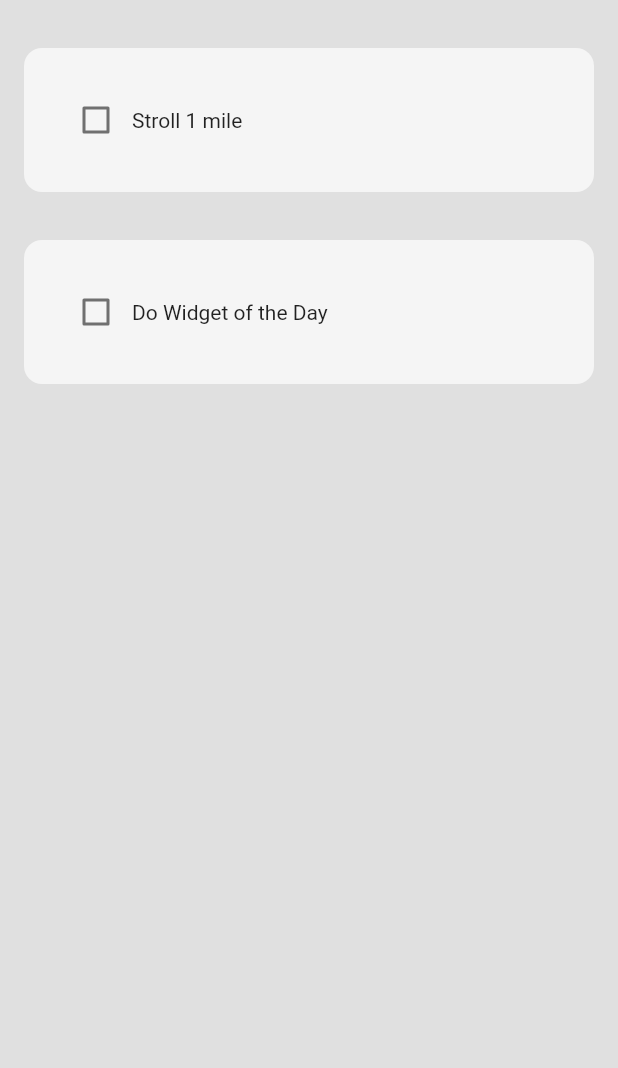
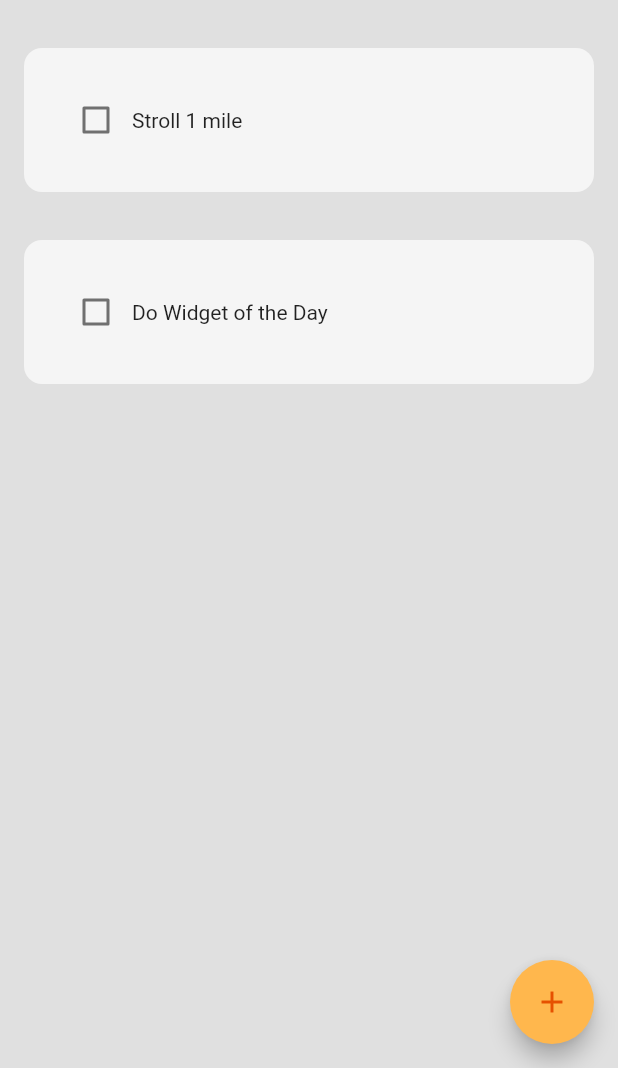
Before and after one commit to Phant0m-a/habit_tracker, a Flutter app: the screen it shows after launch, on a phone screen of 412 x 824 dp, the part 168-1236 px from its top. Run offline on Flutter 3.47's test engine with Material 2 defaults, Android fonts, the phone set to English and light mode, and no system bars.

Commit message:
added controller for list added new theme for app next feature would be delete/edit item

```diff
--- a/lib/main.dart
+++ b/lib/main.dart
@@ -19,6 +19,13 @@ class _MyAppState extends State<MyApp> {
   Widget build(BuildContext context) {
     return MaterialApp(
       debugShowCheckedModeBanner: false,
-      home: HomePage());
+      home: HomePage(),
+      theme: ThemeData(
+          primarySwatch: Colors.grey,
+          floatingActionButtonTheme: FloatingActionButtonThemeData(
+              backgroundColor: Colors.orange[300],
+              splashColor: Colors.orange,
+              foregroundColor: Colors.orange[900])),
+    );
   }
 }
--- /dev/null
+++ b/lib/pages/widgets/my_fob.dart
@@ -0,0 +1,14 @@
+import 'package:flutter/material.dart';
+
+class MyFob extends StatelessWidget {
+  final Function()? onPressed;
+  const MyFob({super.key, required this.onPressed});
+
+  @override
+  Widget build(BuildContext context) {
+    return FloatingActionButton(
+      onPressed: onPressed,
+      child: Icon(Icons.add),
+    );
+  }
+}
```
Also changed, not shown: lib/pages/home_page.dart (+36 -0 lines), lib/pages/widgets/enter_new_habit_box.dart (added, +59 -0 lines), 1 other file.
